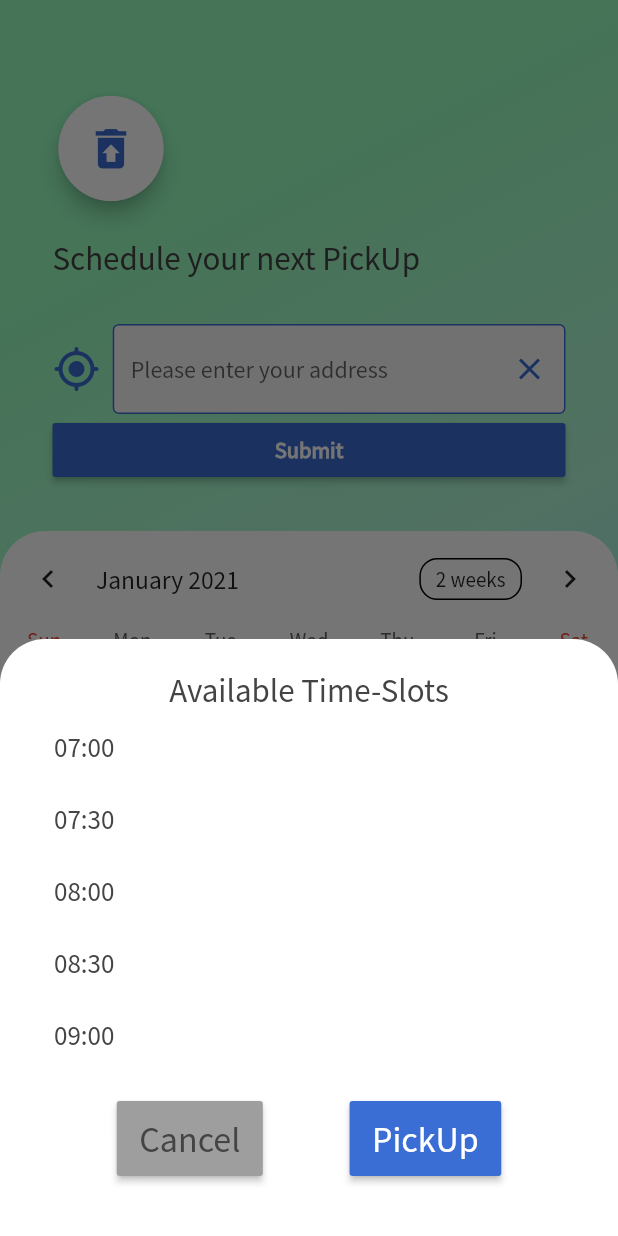
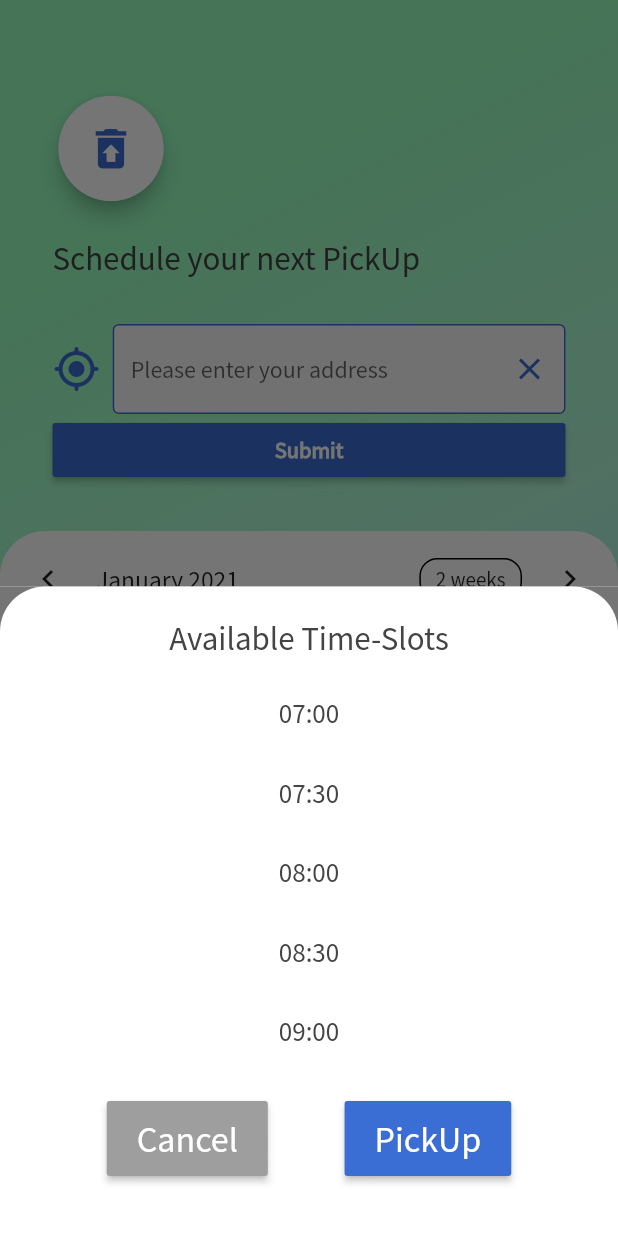
Before and after one commit to EricSchrappe/garbagecan, a Flutter app: the CalendarScreen screen opened by its route, after a tap on the "list" icon, on a phone screen of 412 x 824 dp. Run offline on Flutter 3.47's test engine with Material 2 defaults, Android fonts, the phone set to English and light mode, and no system bars; drawn by our look-alikes of table_calendar; our stand-ins replace geolocator; missing offline and left inert: geocoder.

```diff
--- a/lib/components/date_tile.dart
+++ b/lib/components/date_tile.dart
@@ -9,15 +9,31 @@ class DateTile extends StatelessWidget {
 
   @override
   Widget build(BuildContext context) {
-    return ListTile(
-      title: Text(
-        dateText,
-        style: TextStyle(color: Color(0xFF444444), fontSize: 18.0),
+    return Container(
+      padding: EdgeInsets.symmetric(vertical: 10.0, horizontal: 20.0),
+      child: Column(
+        children: [
+          Align(
+            alignment: FractionalOffset.topCenter,
+            child: GestureDetector(
+              child: Container(
+                padding: EdgeInsets.symmetric(horizontal: 10.0, vertical: 5.0),
+                decoration: BoxDecoration(
+                  color: isSelected ? Color(0xFF3A6ED4) : Colors.transparent,
+                  borderRadius: BorderRadius.circular(30.0),
+                ),
+                child: Text(
+                  dateText,
+                  style: TextStyle(
+                      color: isSelected ? Colors.white : Color(0xFF444444),
+                      fontSize: 18.0),
+                ),
+              ),
+              onTap: selectedCallback,
+            ),
+          ),
+        ],
       ),
-      dense: true,
-      selected: isSelected,
-      selectedTileColor: Colors.blue,
-      onTap: () {},
     );
   }
 }
--- a/lib/components/date_tile_view.dart
+++ b/lib/components/date_tile_view.dart
@@ -13,14 +13,12 @@ class DateListTileView extends StatelessWidget {
           padding: EdgeInsets.zero,
           itemBuilder: (context, index) {
             final dateSlot = dateSlotsData.dateSlots[index];
-            return Center(
-              child: DateTile(
-                dateText: dateSlot.dateText,
-                isSelected: dateSlot.isSelected,
-                selectedCallback: (dateSlotState) {
-                  dateSlotsData.selectDateSlot(dateSlot);
-                },
-              ),
+            return DateTile(
+              dateText: dateSlot.dateText,
+              isSelected: dateSlot.isSelected,
+              selectedCallback: () {
+                dateSlotsData.selectDateSlot(dateSlot);
+              },
             );
           },
           itemCount: dateSlotsData.dateSlots.length,
--- a/lib/screens/calendar_screen.dart
+++ b/lib/screens/calendar_screen.dart
@@ -2,6 +2,8 @@ import 'package:flutter/material.dart';
 import 'package:garbagecan/services/location_data.dart';
 import 'package:table_calendar/table_calendar.dart';
 import 'select_pickup_screen.dart';
+import 'package:provider/provider.dart';
+import 'package:garbagecan/model/date_slots_data.dart';
 
 class CalendarScreen extends StatefulWidget {
   @override
--- a/lib/screens/select_pickup_screen.dart
+++ b/lib/screens/select_pickup_screen.dart
@@ -26,6 +26,9 @@ class _SelectPickUpScreenState extends State<SelectPickUpScreen> {
               'Available Time-Slots',
               style: TextStyle(color: Color(0xFF444444), fontSize: 22.0),
             ),
+            SizedBox(
+              height: 10.0,
+            ),
             DateListTileView(),
             Padding(
               padding: EdgeInsets.symmetric(vertical: 20.0),
@@ -35,11 +38,10 @@ class _SelectPickUpScreenState extends State<SelectPickUpScreen> {
                 children: [
                   RaisedButton(
                       padding: EdgeInsets.symmetric(
-                          horizontal: 15.0, vertical: 10.0),
+                          horizontal: 20.0, vertical: 10.0),
                       child: Text(
                         'Cancel',
-                        style:
-                            TextStyle(color: Color(0xFF444444), fontSize: 24.0),
+                        style: TextStyle(color: Colors.white, fontSize: 24.0),
                       ),
                       color: Colors.grey,
                       onPressed: () {
@@ -47,7 +49,7 @@ class _SelectPickUpScreenState extends State<SelectPickUpScreen> {
                       }),
                   RaisedButton(
                       padding: EdgeInsets.symmetric(
-                          horizontal: 15.0, vertical: 10.0),
+                          horizontal: 20.0, vertical: 10.0),
                       child: Text(
                         'PickUp',
                         style: TextStyle(color: Colors.white, fontSize: 24.0),
```
